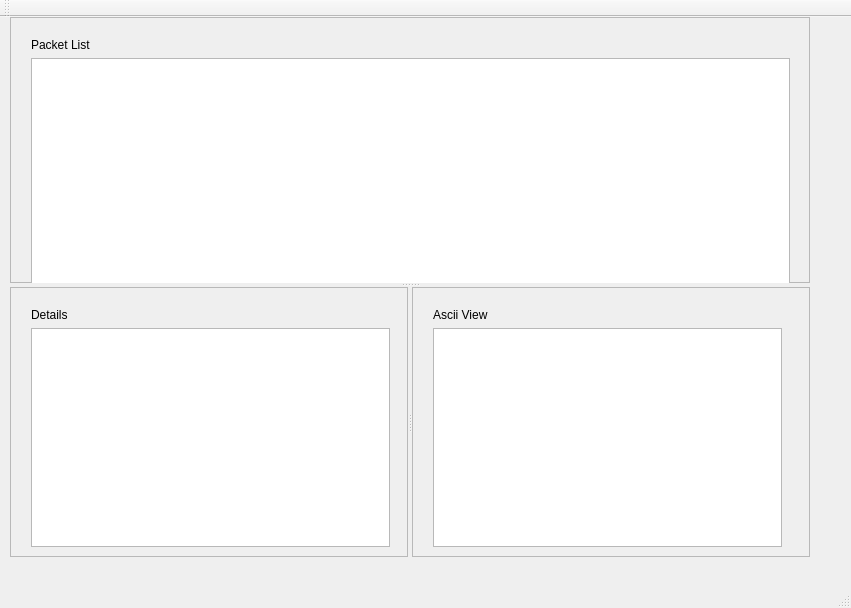
The window that mainwindow.ui (lambdaconcept/usb2sniffer-qt) describes before a commit, drawn with Qt 5.
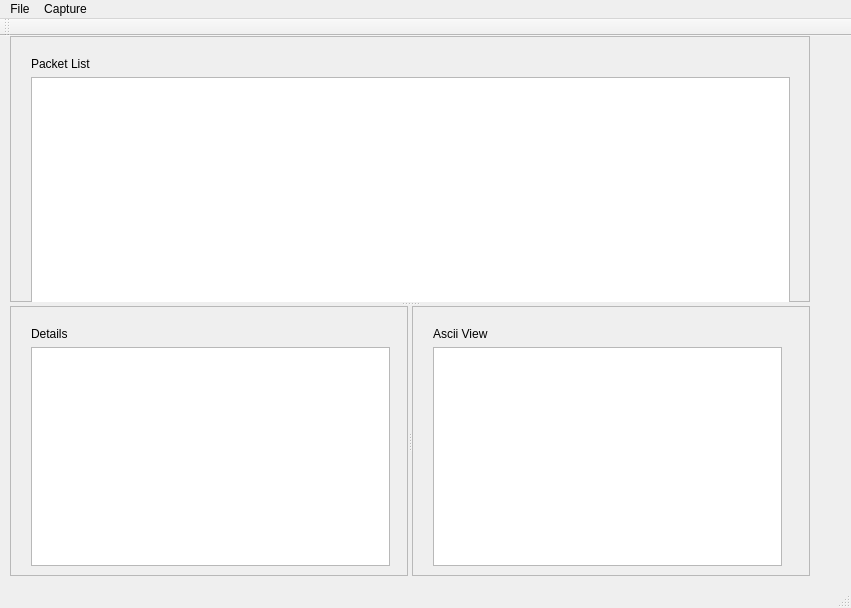
The same window after the commit.

The edit to the form file:
```diff
--- a/mainwindow.ui
+++ b/mainwindow.ui
@@ -180,6 +180,25 @@
      <height>20</height>
     </rect>
    </property>
+   <widget class="QMenu" name="menuFile">
+    <property name="title">
+     <string>File</string>
+    </property>
+    <addaction name="actionOpen"/>
+    <addaction name="actionSave_As"/>
+    <addaction name="separator"/>
+    <addaction name="actionExit"/>
+   </widget>
+   <widget class="QMenu" name="menuCapture">
+    <property name="title">
+     <string>Capture</string>
+    </property>
+    <addaction name="actionConfigure"/>
+    <addaction name="actionStart"/>
+    <addaction name="actionStop"/>
+   </widget>
+   <addaction name="menuFile"/>
+   <addaction name="menuCapture"/>
   </widget>
   <widget class="QToolBar" name="mainToolBar">
    <attribute name="toolBarArea">
```
Left out of the diff: 39 changed lines with no effect on the pictures.
